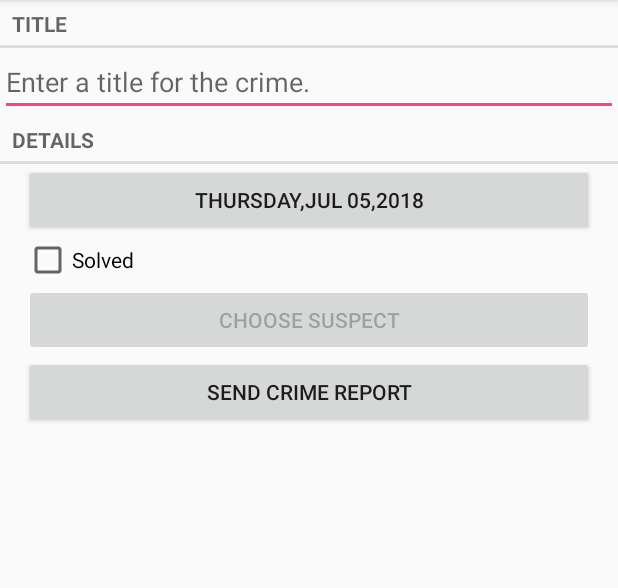
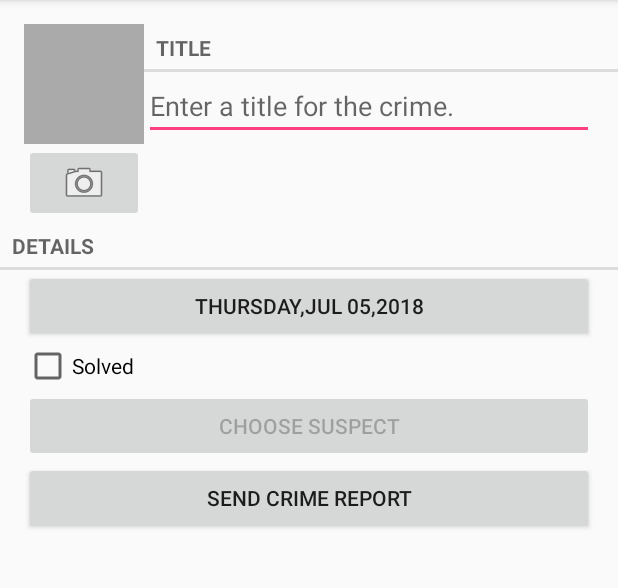
Before and after one commit to AngryPupil/NewLife2, an Android app: the CrimePagerActivity screen opened directly, with no data from a screen before it, on a phone screen of 412 x 824 dp, the part 84-672 px from its top. Run offline under Robolectric (Android 15) with nearby library versions, the phone set to English and light mode, and no system bars.

Commit message:
隐式Intent拍照

```diff
--- a/app/src/main/AndroidManifest.xml
+++ b/app/src/main/AndroidManifest.xml
@@ -5,7 +5,7 @@
     <uses-permission android:name="android.permission.INTERNET"/>
     <uses-permission android:name="android.permission.ACCESS_WIFI_STATE"/>
     <uses-permission android:name="android.permission.READ_PHONE_STATE"/>
-    <uses-permission android:name="android.permission.READ_EXTERNAL_STORAGE"/>
+    <uses-permission android:name="android.permission.READ_EXTERNAL_STORAGE" android:maxSdkVersion="18"/>
     <uses-permission android:name="android.permission.WRITE_EXTERNAL_STORAGE"/>
     <uses-permission android:name="android.permission.RECORD_AUDIO"/>
     <uses-permission android:name="android.permission.RECEIVE_BOOT_COMPLETED"/>
--- a/app/src/main/java/net/pupil/newlife/crimialintent/Crime.java
+++ b/app/src/main/java/net/pupil/newlife/crimialintent/Crime.java
@@ -60,4 +60,8 @@ public class Crime {
     public void setSolved(boolean solved) {
         mSolved = solved;
     }
+
+    public String getPhotoFileName() {
+        return "IMG_" + mId + ".jpg";
+    }
 }
--- a/app/src/main/java/net/pupil/newlife/crimialintent/CrimeFragment.java
+++ b/app/src/main/java/net/pupil/newlife/crimialintent/CrimeFragment.java
@@ -8,6 +8,7 @@ import android.database.Cursor;
 import android.net.Uri;
 import android.os.Bundle;
 import android.provider.ContactsContract;
+import android.provider.MediaStore;
 import android.support.annotation.NonNull;
 import android.support.annotation.Nullable;
 import android.support.v4.app.Fragment;
@@ -23,9 +24,12 @@ import android.widget.Button;
 import android.widget.CheckBox;
 import android.widget.CompoundButton;
 import android.widget.EditText;
+import android.widget.ImageButton;
+import android.widget.ImageView;
 
 import net.pupil.newlife.R;
 
+import java.io.File;
 import java.util.Calendar;
 import java.util.Date;
 import java.util.UUID;
@@ -40,6 +44,7 @@ public class CrimeFragment extends Fragment {
     private static final int REQUEST_DATE = 0;
     private static final int REQUEST_SUSPECT = 1;
     private static final int READ_CONTACTS_REQUEST_CODE = 2;
+    private static final int REQUEST_CAMERA = 3;
 
     private Crime mCrime;
     private EditText mTitleField;
@@ -48,6 +53,9 @@ public class CrimeFragment extends Fragment {
     private Button mReportButton;
     private Button mSuspectButton;
     private String mContactId;
+    private ImageView mCrimePhoto;
+    private ImageButton mCrimeCamera;
+    private File mPhotoFile;
 
     @Override
     public void onCreate(@Nullable Bundle savedInstanceState) {
@@ -140,10 +148,28 @@ public class CrimeFragment extends Fragment {
         }
 
         //判断是否有可用的应用
-        PackageManager packageManager = getActivity().getPackageManager();
+        final PackageManager packageManager = getActivity().getPackageManager();
         if (packageManager.resolveActivity(intent, PackageManager.MATCH_DEFAULT_ONLY) == null) {
             mSuspectButton.setEnabled(false);
         }
+
+        mPhotoFile = CrimeLab.get(getActivity()).getPhotoFile(mCrime);
+        mCrimePhoto = (ImageView) v.findViewById(R.id.crime_photo);
+        mCrimeCamera = (ImageButton) v.findViewById(R.id.crime_camera);
+        final Intent cameraIntent = new Intent(MediaStore.ACTION_IMAGE_CAPTURE);
+        boolean canTakePic = mPhotoFile != null && cameraIntent.resolveActivity(packageManager) != null;
+        mCrimeCamera.setEnabled(canTakePic);
+        if (canTakePic) {
+            Uri uri = Uri.fromFile(mPhotoFile);
+            cameraIntent.putExtra(MediaStore.EXTRA_OUTPUT, uri);
+        }
+        mCrimeCamera.setOnClickListener(new View.OnClickListener() {
+            @Override
+            public void onClick(View v) {
+                startActivityForResult(cameraIntent, REQUEST_CAMERA);
+            }
+        });
+        updatePhotoView();
 
         return v;
     }
@@ -218,6 +244,8 @@ public class CrimeFragment extends Fragment {
             } finally {
                 c.close();
             }
+        } else if (requestCode == REQUEST_CAMERA) {
+            updatePhotoView();
         }
     }
 
@@ -254,6 +282,14 @@ public class CrimeFragment extends Fragment {
         }
     }
 
+    private void updatePhotoView() {
+        if (mPhotoFile == null || !mPhotoFile.exists()) {
+            mCrimePhoto.setImageDrawable(null);
+        } else {
+            mCrimePhoto.setImageBitmap(PhotoUtils.getScaledBitmap(mPhotoFile.getPath(), getActivity()));
+        }
+    }
+
     @Override
     public void onPause() {
         super.onPause();
--- a/app/src/main/java/net/pupil/newlife/crimialintent/CrimeLab.java
+++ b/app/src/main/java/net/pupil/newlife/crimialintent/CrimeLab.java
@@ -5,11 +5,13 @@ import android.content.Context;
 import android.database.Cursor;
 import android.database.CursorWrapper;
 import android.database.sqlite.SQLiteDatabase;
+import android.os.Environment;
 
 import net.pupil.newlife.crimialintent.database.CrimeBaseHelper;
 import net.pupil.newlife.crimialintent.database.CrimeCursorWrapper;
 import net.pupil.newlife.crimialintent.database.CrimeDbSchema.CrimeTable;
 
+import java.io.File;
 import java.util.ArrayList;
 import java.util.List;
 import java.util.UUID;
@@ -107,4 +109,12 @@ public class CrimeLab {
         return contentValues;
     }
 
+    public File getPhotoFile(Crime crime) {
+        File dir = mContext.getExternalFilesDir(Environment.DIRECTORY_PICTURES);
+        if (dir == null) {
+            return null;
+        }
+        return new File(dir, crime.getPhotoFileName());
+    }
+
 }
--- a/app/src/main/res/layout-land/fragment_crime.xml
+++ b/app/src/main/res/layout-land/fragment_crime.xml
@@ -6,19 +6,7 @@
               android:layout_weight="1"
               android:orientation="vertical">
 
-    <TextView
-        style="?android:attr/listSeparatorTextViewStyle"
-        android:layout_width="match_parent"
-        android:layout_height="wrap_content"
-        android:text="@string/crime_title_label"/>
-    <!-- “?”表示引用主题属性的值，会根据主题的不同而动态变化
-            “android:”表示系统主题 “attr/”可以省略 格式为?[namespace:]type/name -->
-
-    <EditText
-        android:id="@+id/crime_title"
-        android:layout_width="match_parent"
-        android:layout_height="wrap_content"
-        android:hint="@string/crime_title_hint"/>
+    <include layout="@layout/view_camera_and_title"/>
 
     <TextView
         style="?android:listSeparatorTextViewStyle"
--- a/app/src/main/res/layout/fragment_crime.xml
+++ b/app/src/main/res/layout/fragment_crime.xml
@@ -4,19 +4,7 @@
               android:layout_height="match_parent"
               android:orientation="vertical">
 
-    <TextView
-        android:layout_width="match_parent"
-        android:layout_height="wrap_content"
-        android:text="@string/crime_title_label"
-        style="?android:attr/listSeparatorTextViewStyle"/>
-        <!-- “?”表示引用主题属性的值，会根据主题的不同而动态变化
-            “android:”表示系统主题 “attr/”可以省略 格式为?[namespace:]type/name -->
-
-    <EditText
-        android:id="@+id/crime_title"
-        android:layout_width="match_parent"
-        android:layout_height="wrap_content"
-        android:hint="@string/crime_title_hint"/>
+    <include layout="@layout/view_camera_and_title"/>
 
     <TextView
         android:layout_width="match_parent"
--- /dev/null
+++ b/app/src/main/res/layout/view_camera_and_title.xml
@@ -0,0 +1,53 @@
+<?xml version="1.0" encoding="utf-8"?>
+<LinearLayout xmlns:android="http://schemas.android.com/apk/res/android"
+              android:layout_width="match_parent"
+              android:layout_height="wrap_content"
+              android:layout_marginLeft="16dp"
+              android:layout_marginTop="16dp"
+              android:orientation="horizontal">
+
+    <LinearLayout
+        android:layout_width="wrap_content"
+        android:layout_height="wrap_content"
+        android:orientation="vertical">
+
+        <ImageView
+            android:id="@+id/crime_photo"
+            android:layout_width="80dp"
+            android:layout_height="80dp"
+            android:background="@android:color/darker_gray"
+            android:cropToPadding="true"
+            android:scaleType="centerInside"/>
+
+        <ImageButton
+            android:id="@+id/crime_camera"
+            android:layout_width="match_parent"
+            android:layout_height="wrap_content"
+            android:src="@android:drawable/ic_menu_camera"/>
+
+    </LinearLayout>
+
+    <LinearLayout
+        android:layout_width="0dp"
+        android:layout_height="wrap_content"
+        android:orientation="vertical"
+        android:layout_weight="1">
+
+        <TextView
+            android:layout_width="match_parent"
+            android:layout_height="wrap_content"
+            android:text="@string/crime_title_label"
+            style="?android:attr/listSeparatorTextViewStyle"/>
+        <!-- “?”表示引用主题属性的值，会根据主题的不同而动态变化
+            “android:”表示系统主题 “attr/”可以省略 格式为?[namespace:]type/name -->
+
+        <EditText
+            android:id="@+id/crime_title"
+            android:layout_width="match_parent"
+            android:layout_height="wrap_content"
+            android:layout_marginRight="16dp"
+            android:hint="@string/crime_title_hint"/>
+
+    </LinearLayout>
+
+</LinearLayout>
```
Also changed, not shown: app/src/main/java/net/pupil/newlife/crimialintent/PhotoUtils.java (added, +40 -0 lines).
